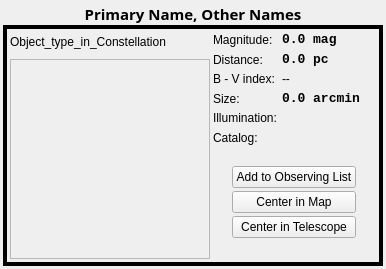
KDE/kstars, file kstars/dialogs/details_data.ui: the form before one commit.
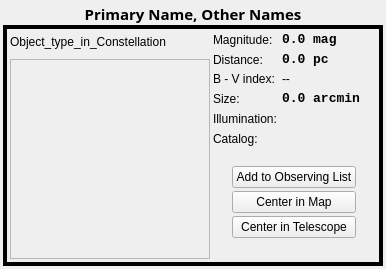
The form after the commit. Custom widgets are drawn as their Qt base class.

```diff
--- a/kstars/dialogs/details_data.ui
+++ b/kstars/dialogs/details_data.ui
@@ -313,6 +313,12 @@
               <property name="font">
                <font>
                 <family>Monospace</family>
+                <pointsize>10</pointsize>
+                <weight>75</weight>
+                <italic>false</italic>
+                <bold>true</bold>
+                <underline>false</underline>
+                <strikeout>false</strikeout>
                </font>
               </property>
               <property name="text">
```
